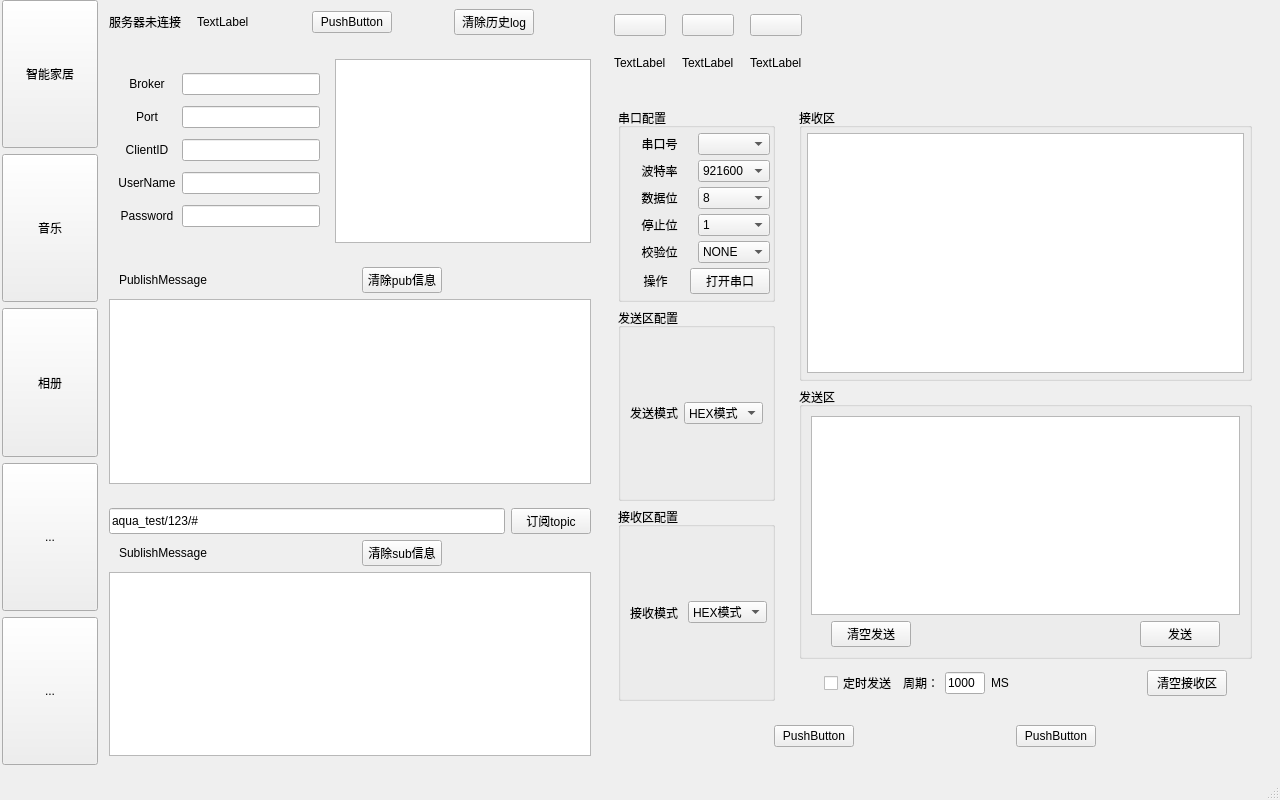
The window that fyz_smart_home/mainwindow.ui (fanyuzhao0213/qt_project) describes before a commit, drawn with Qt 5.
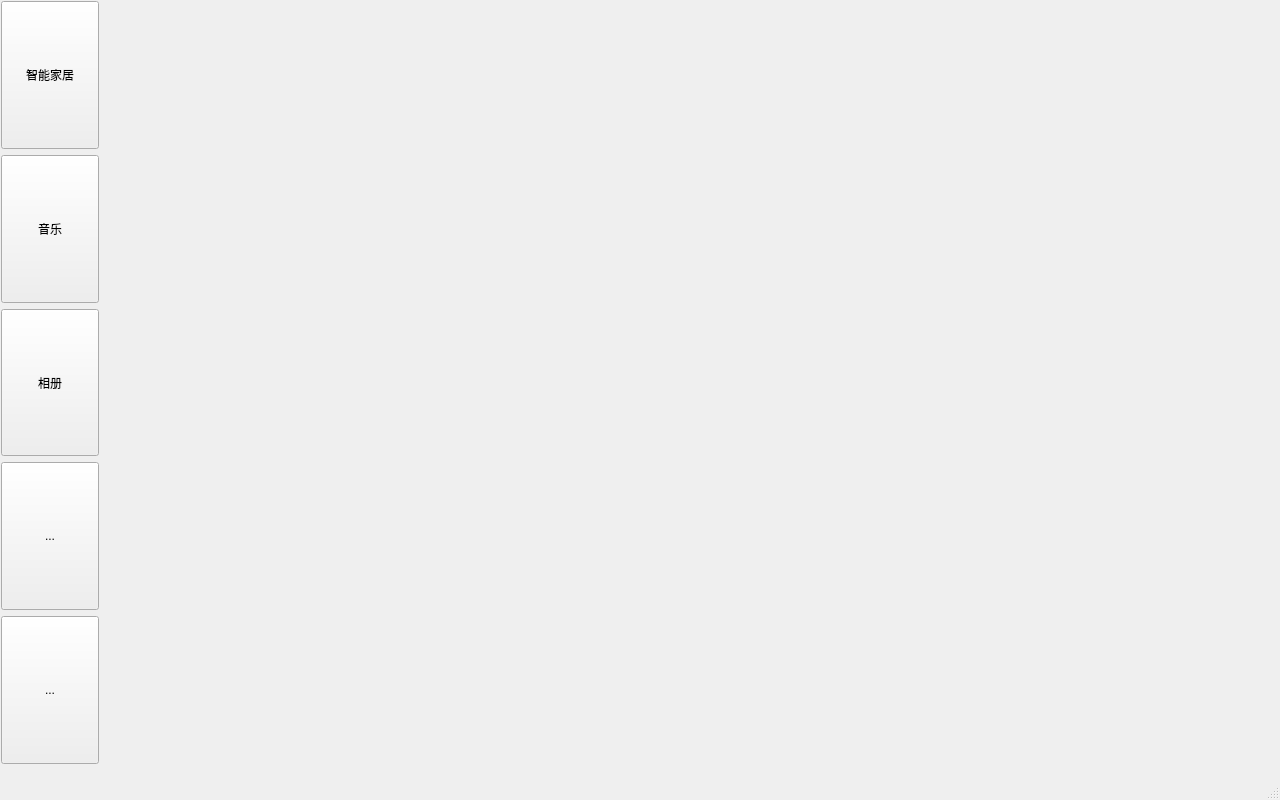
The same window after the commit. Icons and pictures are not drawn.

Commit message: 优化界面 分离选择按钮和stackedWidget界面

```diff
--- a/fyz_smart_home/mainwindow.ui
+++ b/fyz_smart_home/mainwindow.ui
@@ -44,61 +44,24 @@
      <height>765</height>
     </size>
    </property>
-   <widget class="QStackedWidget" name="stackedWidget">
-    <property name="geometry">
-     <rect>
-      <x>0</x>
-      <y>0</y>
-      <width>1280</width>
-      <height>765</height>
-     </rect>
+   <layout class="QHBoxLayout" name="horizontalLayout_25">
+    <property name="spacing">
+     <number>0</number>
     </property>
-    <property name="sizePolicy">
-     <sizepolicy hsizetype="Preferred" vsizetype="Preferred">
-      <horstretch>0</horstretch>
-      <verstretch>0</verstretch>
-     </sizepolicy>
+    <property name="leftMargin">
+     <number>0</number>
     </property>
-    <property name="minimumSize">
-     <size>
-      <width>1280</width>
-      <height>765</height>
-     </size>
+    <property name="topMargin">
+     <number>0</number>
     </property>
-    <property name="maximumSize">
-     <size>
-      <width>1280</width>
-      <height>765</height>
-     </size>
+    <property name="rightMargin">
+     <number>0</number>
     </property>
-    <widget class="QWidget" name="smart_mqtt_page">
-     <property name="sizePolicy">
-      <sizepolicy hsizetype="Preferred" vsizetype="Preferred">
-       <horstretch>0</horstretch>
-       <verstretch>0</verstretch>
-      </sizepolicy>
-     </property>
-     <property name="minimumSize">
-      <size>
-       <width>1280</width>
-       <height>765</height>
-      </size>
-     </property>
-     <property name="maximumSize">
-      <size>
-       <width>1280</width>
-       <height>765</height>
-      </size>
-     </property>
+    <property name="bottomMargin">
+     <number>0</number>
+    </property>
+    <item>
      <widget class="QWidget" name="left_widget" native="true">
-      <property name="geometry">
-       <rect>
-        <x>0</x>
-        <y>0</y>
-        <width>100</width>
-        <height>765</height>
-       </rect>
-      </property>
       <property name="sizePolicy">
        <sizepolicy hsizetype="Preferred" vsizetype="Preferred">
         <horstretch>100</horstretch>
@@ -119,10 +82,16 @@
       </property>
       <layout class="QVBoxLayout" name="verticalLayout">
        <property name="leftMargin">
-        <number>2</number>
+        <number>1</number>
+       </property>
+       <property name="topMargin">
+        <number>1</number>
        </property>
        <property name="rightMargin">
-        <number>2</number>
+        <number>1</number>
+       </property>
+       <property name="bottomMargin">
+        <number>1</number>
        </property>
        <item>
         <widget class="QPushButton" name="statusBtn">
@@ -191,10 +160,107 @@
        </item>
       </layout>
      </widget>
+    </item>
+    <item>
+     <widget class="QStackedWidget" name="stackedWidget">
+      <property name="sizePolicy">
+       <sizepolicy hsizetype="Preferred" vsizetype="Preferred">
+        <horstretch>0</horstretch>
+        <verstretch>0</verstretch>
+       </sizepolicy>
+      </property>
+      <property name="minimumSize">
+       <size>
+        <width>1180</width>
+        <height>765</height>
+       </size>
+      </property>
+      <property name="maximumSize">
+       <size>
+        <width>1180</width>
+        <height>765</height>
+       </size>
+      </property>
+      <widget class="QWidget" name="page_idle">
+       <property name="minimumSize">
+        <size>
+         <width>1180</width>
+         <height>765</height>
+        </size>
+       </property>
+       <property name="maximumSize">
+        <size>
+         <width>1180</width>
+         <height>765</height>
+        </size>
+       </property>
+       <widget class="QWidget" name="widget_6" native="true">
+        <property name="geometry">
+         <rect>
+          <x>0</x>
+          <y>0</y>
+          <width>1180</width>
+          <height>765</height>
+         </rect>
+        </property>
+        <property name="minimumSize">
+         <size>
+          <width>1180</width>
+          <height>765</height>
+         </size>
+        </property>
+        <property name="maximumSize">
+         <size>
+          <width>1180</width>
+          <height>765</height>
+         </size>
+        </property>
+        <layout class="QVBoxLayout" name="verticalLayout_20">
+         <item>
+          <widget class="QLabel" name="label_idle_gif">
+           <property name="minimumSize">
+            <size>
+             <width>0</width>
+             <height>0</height>
+            </size>
+           </property>
+           <property name="maximumSize">
+            <size>
+             <width>1180</width>
+             <height>765</height>
+            </size>
+           </property>
+           <property name="text">
+            <string/>
+           </property>
+          </widget>
+         </item>
+        </layout>
+       </widget>
+      </widget>
+      <widget class="QWidget" name="smart_mqtt_page">
+       <property name="sizePolicy">
+        <sizepolicy hsizetype="Preferred" vsizetype="Preferred">
+         <horstretch>0</horstretch>
+         <verstretch>0</verstretch>
+        </sizepolicy>
+       </property>
+       <property name="minimumSize">
+        <size>
+         <width>1180</width>
+         <height>765</height>
+        </size>
+       </property>
+       <property name="maximumSize">
+        <size>
+         <width>1180</width>
+         <height>765</height>
+        </size>
+       </property>
      <widget class="QWidget" name="cloudWidget" native="true">
       <property name="geometry">
        <rect>
-        <x>100</x>
+          <x>0</x>
         <y>0</y>
         <width>500</width>
         <height>765</height>
@@ -219,6 +285,12 @@
        </size>
       </property>
       <layout class="QVBoxLayout" name="verticalLayout_12">
+         <property name="leftMargin">
+          <number>1</number>
+         </property>
+         <property name="bottomMargin">
+          <number>1</number>
+         </property>
        <item>
         <widget class="QWidget" name="statuswidget" native="true">
          <layout class="QHBoxLayout" name="horizontalLayout_2">
@@ -583,10 +655,10 @@
      <widget class="QWidget" name="controlwidget" native="true">
       <property name="geometry">
        <rect>
-        <x>600</x>
+          <x>500</x>
         <y>0</y>
         <width>670</width>
-        <height>800</height>
+          <height>765</height>
        </rect>
       </property>
       <property name="sizePolicy">
@@ -2096,6 +2168,8 @@
      </widget>
     </widget>
    </widget>
+    </item>
+   </layout>
   </widget>
   <widget class="QMenuBar" name="menubar">
    <property name="geometry">
```
Left out of the diff: 16 changed lines with no effect on the pictures. Lines whose indentation alone changed are shown as unchanged. The commit also changes 6 other files.
